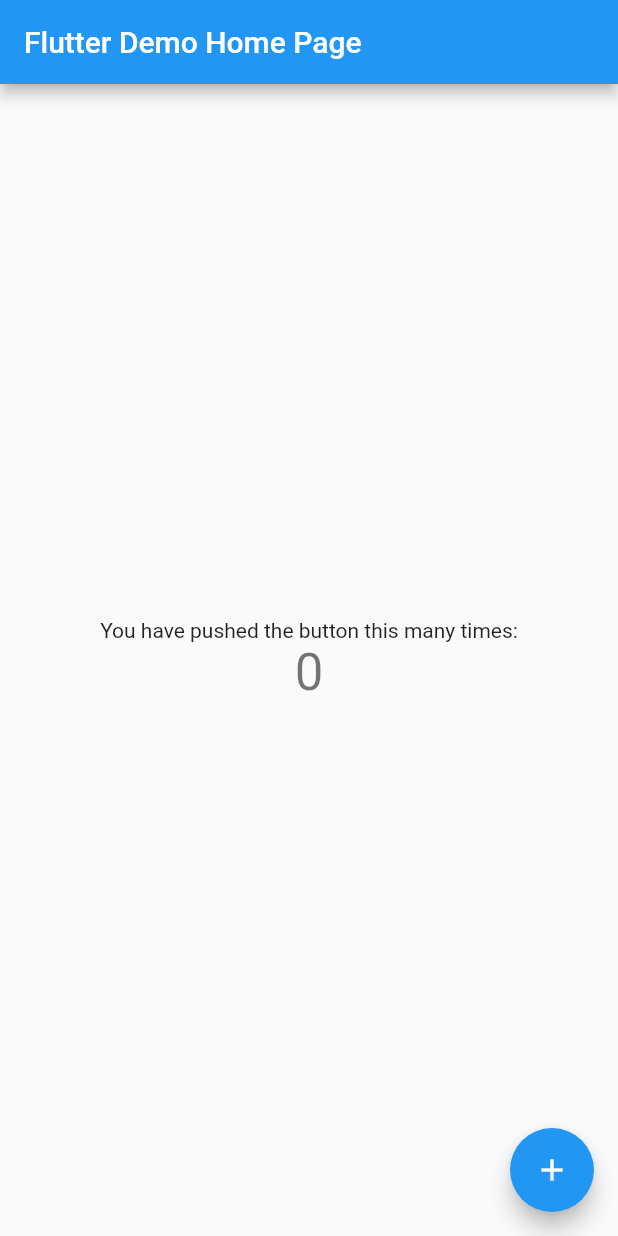
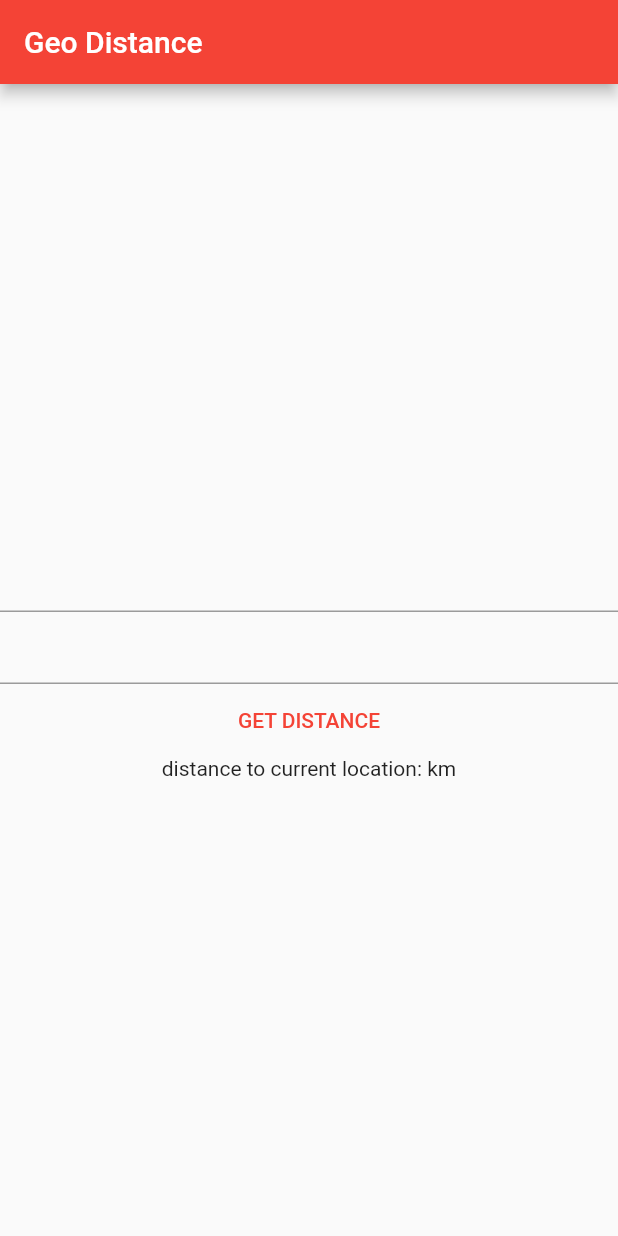
Before and after one commit to craftedcodes/geo_distance_calculator, a Flutter app: the screen it shows after launch, on a phone screen of 412 x 824 dp. Run offline on Flutter 3.47's test engine with Material 2 defaults, Android fonts, the phone set to English and light mode, and no system bars.

Commit message:
initiating geo location

```diff
--- a/lib/main.dart
+++ b/lib/main.dart
@@ -11,35 +11,18 @@
   @override
   Widget build(BuildContext context) {
     return MaterialApp(
-      title: 'Flutter Demo',
+      title: 'Geo Distance Calculator',
+      debugShowCheckedModeBanner: false,
       theme: ThemeData(
-        // This is the theme of your application.
-        //
-        // Try running your application with "flutter run". You'll see the
-        // application has a blue toolbar. Then, without quitting the app, try
-        // changing the primarySwatch below to Colors.green and then invoke
-        // "hot reload" (press "r" in the console where you ran "flutter run",
-        // or simply save your changes to "hot reload" in a Flutter IDE).
-        // Notice that the counter didn't reset back to zero; the application
-        // is not restarted.
-        primarySwatch: Colors.blue,
+        primarySwatch: Colors.red,
       ),
-      home: const MyHomePage(title: 'Flutter Demo Home Page'),
+      home: const MyHomePage(title: 'Geo Distance'),
     );
   }
 }
 
 class MyHomePage extends StatefulWidget {
   const MyHomePage({Key? key, required this.title}) : super(key: key);
-
-  // This widget is the home page of your application. It is stateful, meaning
-  // that it has a State object (defined below) that contains fields that affect
-  // how it looks.
-
-  // This class is the configuration for the state. It holds the values (in this
-  // case the title) provided by the parent (in this case the App widget) and
-  // used by the build method of the State. Fields in a Widget subclass are
-  // always marked "final".
 
   final String title;
 
@@ -48,68 +31,37 @@
 }
 
 class _MyHomePageState extends State<MyHomePage> {
-  int _counter = 0;
+  late TextEditingController latitudeController;
+  late TextEditingController longitudeController;
 
-  void _incrementCounter() {
-    setState(() {
-      // This call to setState tells the Flutter framework that something has
-      // changed in this State, which causes it to rerun the build method below
-      // so that the display can reflect the updated values. If we changed
-      // _counter without calling setState(), then the build method would not be
-      // called again, and so nothing would appear to happen.
-      _counter++;
-    });
+  @override
+  void initState() {
+    super.initState();
+    latitudeController = TextEditingController();
+    longitudeController = TextEditingController();
   }
 
   @override
   Widget build(BuildContext context) {
-    // This method is rerun every time setState is called, for instance as done
-    // by the _incrementCounter method above.
-    //
-    // The Flutter framework has been optimized to make rerunning build methods
-    // fast, so that you can just rebuild anything that needs updating rather
-    // than having to individually change instances of widgets.
     return Scaffold(
       appBar: AppBar(
-        // Here we take the value from the MyHomePage object that was created by
-        // the App.build method, and use it to set our appbar title.
         title: Text(widget.title),
       ),
       body: Center(
-        // Center is a layout widget. It takes a single child and positions it
-        // in the middle of the parent.
-        child: Column(
-          // Column is also a layout widget. It takes a list of children and
-          // arranges them vertically. By default, it sizes itself to fit its
-          // children horizontally, and tries to be as tall as its parent.
-          //
-          // Invoke "debug painting" (press "p" in the console, choose the
-          // "Toggle Debug Paint" action from the Flutter Inspector in Android
-          // Studio, or the "Toggle Debug Paint" command in Visual Studio Code)
-          // to see the wireframe for each widget.
-          //
-          // Column has various properties to control how it sizes itself and
-          // how it positions its children. Here we use mainAxisAlignment to
-          // center the children vertically; the main axis here is the vertical
-          // axis because Columns are vertical (the cross axis would be
-          // horizontal).
-          mainAxisAlignment: MainAxisAlignment.center,
-          children: <Widget>[
-            const Text(
-              'You have pushed the button this many times:',
-            ),
-            Text(
-              '$_counter',
-              style: Theme.of(context).textTheme.headline4,
-            ),
-          ],
-        ),
+        child: Column(mainAxisAlignment: MainAxisAlignment.center, children: [
+          TextField(
+            controller: latitudeController,
+          ),
+          TextField(
+            controller: longitudeController,
+          ),
+          TextButton(
+            onPressed: () => {},
+            child: const Text('GET DISTANCE'),
+          ),
+          const Text('distance to current location: km'),
+        ]),
       ),
-      floatingActionButton: FloatingActionButton(
-        onPressed: _incrementCounter,
-        tooltip: 'Increment',
-        child: const Icon(Icons.add),
-      ), // This trailing comma makes auto-formatting nicer for build methods.
     );
   }
 }
```
Also changed, not shown: pubspec.yaml (+5 -19 lines), pubspec.lock, 3 other files.
